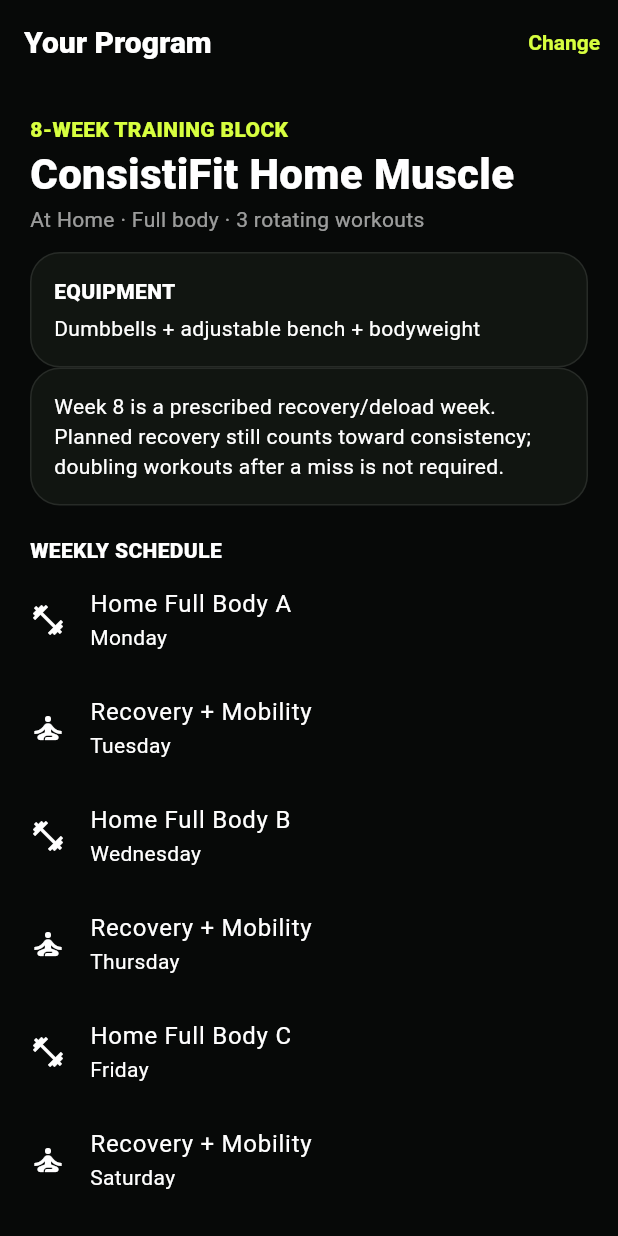
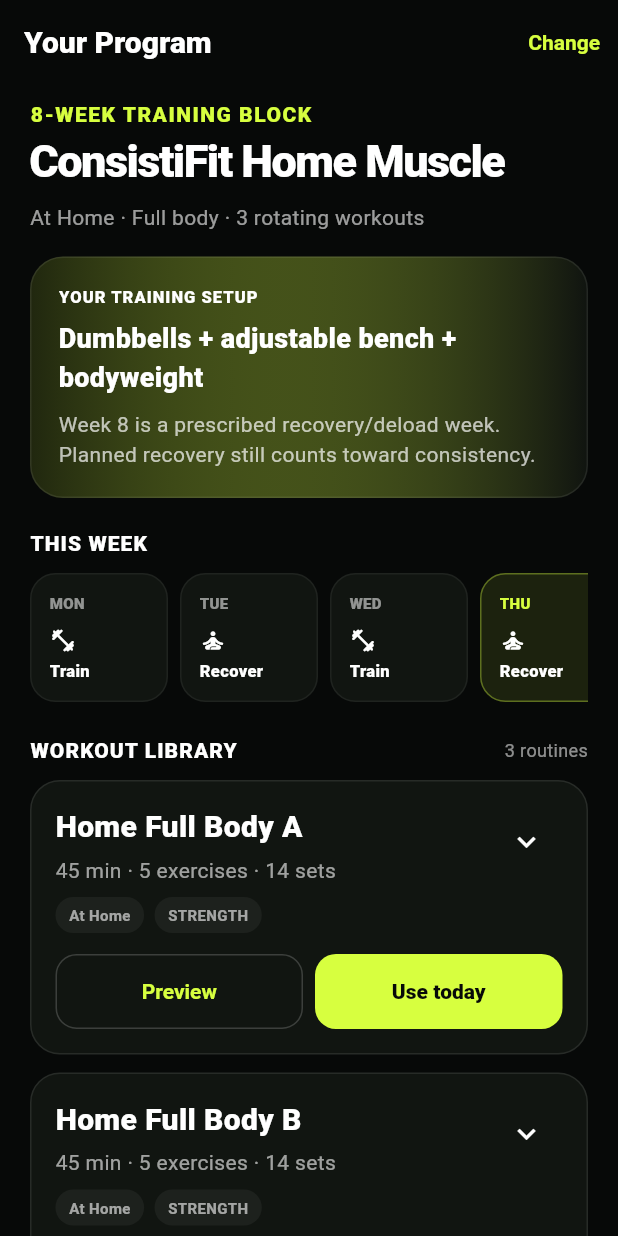
Before and after one commit to Bhrcs/ConsistiFit, a Flutter app: the ProgramsScreen screen opened by its route, on a phone screen of 412 x 824 dp. Run offline on Flutter 3.47's test engine with Material 3 defaults, Android fonts, the phone set to English and light mode, and no system bars; our stand-ins replace flutter_local_notifications, flutter_riverpod, go_router, shared_preferences; missing offline and left inert: health; accounts and stored records are empty.

Commit message:
Redesign native program routines as premium cards

```diff
--- a/flutter_app/lib/features/programs/programs_screen.dart
+++ b/flutter_app/lib/features/programs/programs_screen.dart
@@ -7,6 +7,18 @@ import '../../services/program_generator.dart';
 
 class ProgramsScreen extends StatelessWidget {
   const ProgramsScreen({super.key});
+
+  Future<void> _useToday(BuildContext context, WorkoutTemplate workout) async {
+    try {
+      await LocalStateService().setTodayOverride(workout);
+      if (!context.mounted) return;
+      await context.push('/workout');
+    } catch (_) {
+      if (context.mounted) {
+        ScaffoldMessenger.of(context).showSnackBar(const SnackBar(content: Text('Finish your active workout before changing today.')));
+      }
+    }
+  }
 
   @override
   Widget build(BuildContext context) => Scaffold(
@@ -22,59 +34,69 @@ class ProgramsScreen extends StatelessWidget {
             if (!snapshot.hasData) return const Center(child: CircularProgressIndicator());
             final program = const ProgramGenerator().generate(snapshot.data!);
             return ListView(
-              padding: const EdgeInsets.all(20),
+              padding: const EdgeInsets.fromLTRB(20, 10, 20, 120),
               children: <Widget>[
-                Text('8-WEEK TRAINING BLOCK', style: TextStyle(color: Theme.of(context).colorScheme.primary, fontWeight: FontWeight.w800)),
-                Text(program.name, style: const TextStyle(fontSize: 28, fontWeight: FontWeight.w900)),
+                Text('8-WEEK TRAINING BLOCK', style: TextStyle(color: Theme.of(context).colorScheme.primary, fontWeight: FontWeight.w900, letterSpacing: 1.0)),
+                Text(program.name, style: const TextStyle(fontSize: 30, fontWeight: FontWeight.w900, letterSpacing: -1.0)),
+                const SizedBox(height: 6),
                 Text('${program.environmentLabel} · ${program.split} · ${program.workouts.length} rotating workouts', style: const TextStyle(color: Colors.white60)),
-                const SizedBox(height: 12),
-                Card(
-                  child: Padding(
-                    padding: const EdgeInsets.all(16),
-                    child: Column(
-                      crossAxisAlignment: CrossAxisAlignment.start,
-                      children: <Widget>[
-                        const Text('EQUIPMENT', style: TextStyle(fontWeight: FontWeight.w900)),
-                        const SizedBox(height: 5),
-                        Text(program.equipmentLabel),
-                      ],
-                    ),
+                const SizedBox(height: 16),
+                Container(
+                  padding: const EdgeInsets.all(18),
+                  decoration: BoxDecoration(
+                    borderRadius: BorderRadius.circular(22),
+                    border: Border.all(color: Colors.white.withValues(alpha: .08)),
+                    gradient: LinearGradient(colors: [Theme.of(context).colorScheme.primary.withValues(alpha: .12), const Color(0xFF101410)]),
+                  ),
+                  child: Column(crossAxisAlignment: CrossAxisAlignment.start, children: [
+                    const Text('YOUR TRAINING SETUP', style: TextStyle(fontSize: 11, fontWeight: FontWeight.w900, letterSpacing: .7)),
+                    const SizedBox(height: 7),
+                    Text(program.equipmentLabel, style: const TextStyle(fontSize: 18, fontWeight: FontWeight.w800)),
+                    const SizedBox(height: 8),
+                    Text('Week ${program.deloadWeeks.first} is a prescribed recovery/deload week. Planned recovery still counts toward consistency.', style: const TextStyle(color: Colors.white70)),
+                  ]),
+                ),
+                const SizedBox(height: 20),
+                const Text('THIS WEEK', style: TextStyle(fontWeight: FontWeight.w900, letterSpacing: .7)),
+                const SizedBox(height: 10),
+                SizedBox(
+                  height: 86,
+                  child: ListView.separated(
+                    scrollDirection: Axis.horizontal,
+                    itemCount: program.week.length,
+                    separatorBuilder: (_, _) => const SizedBox(width: 8),
+                    itemBuilder: (context, index) {
+                      final day = program.week[index];
+                      final today = day.weekday == DateTime.now().weekday;
+                      return Container(
+                        width: 92,
+                        padding: const EdgeInsets.all(12),
+                        decoration: BoxDecoration(
+                          color: today ? Theme.of(context).colorScheme.primary.withValues(alpha: .10) : const Color(0xFF111511),
+                          borderRadius: BorderRadius.circular(17),
+                          border: Border.all(color: today ? Theme.of(context).colorScheme.primary.withValues(alpha: .35) : Colors.white.withValues(alpha: .06)),
+                        ),
+                        child: Column(crossAxisAlignment: CrossAxisAlignment.start, children: [
+                          Text(_weekday(day.weekday).substring(0,3).toUpperCase(), style: TextStyle(fontSize: 10, fontWeight: FontWeight.w900, color: today ? Theme.of(context).colorScheme.primary : Colors.white54)),
+                          const Spacer(),
+                          Icon(day.kind == ProgramDayKind.training ? Icons.fitness_center_rounded : Icons.self_improvement_rounded, size: 18),
+                          const SizedBox(height: 3),
+                          Text(day.kind == ProgramDayKind.training ? 'Train' : 'Recover', style: const TextStyle(fontSize: 11, fontWeight: FontWeight.w800)),
+                        ]),
+                      );
+                    },
                   ),
                 ),
-                Card(
-                  child: Padding(
-                    padding: const EdgeInsets.all(16),
-                    child: Text('Week ${program.deloadWeeks.first} is a prescribed recovery/deload week. Planned recovery still counts toward consistency; doubling workouts after a miss is not required.'),
-                  ),
-                ),
-                const SizedBox(height: 20),
-                const Text('WEEKLY SCHEDULE', style: TextStyle(fontWeight: FontWeight.w900)),
-                for (final day in program.week)
-                  ListTile(
-                    contentPadding: EdgeInsets.zero,
-                    leading: Icon(day.kind == ProgramDayKind.training ? Icons.fitness_center : Icons.self_improvement),
-                    title: Text(day.label),
-                    subtitle: Text(_weekday(day.weekday)),
-                  ),
-                const SizedBox(height: 20),
-                const Text('WORKOUTS', style: TextStyle(fontWeight: FontWeight.w900)),
-                for (final workout in program.workouts)
-                  ExpansionTile(
-                    tilePadding: EdgeInsets.zero,
-                    title: Text(workout.name, style: const TextStyle(fontWeight: FontWeight.w800)),
-                    subtitle: Text('${workout.estimatedMinutes} min · ${workout.exercises.length} exercises'),
-                    children: <Widget>[
-                      for (final exercise in workout.exercises)
-                        ListTile(
-                          contentPadding: const EdgeInsets.only(left: 8),
-                          title: Text(exercise.name),
-                          subtitle: Text(exercise.isTimed
-                              ? '${exercise.sets} sets · timed / controlled · ${exercise.restSeconds}s rest'
-                              : '${exercise.sets} × ${exercise.repMin}–${exercise.repMax} · ${exercise.restSeconds}s rest'),
-                        ),
-                    ],
-                  ),
-                const SizedBox(height: 20),
+                const SizedBox(height: 22),
+                Row(children: [
+                  const Expanded(child: Text('WORKOUT LIBRARY', style: TextStyle(fontWeight: FontWeight.w900, letterSpacing: .7))),
+                  Text('${program.workouts.length} routines', style: const TextStyle(color: Colors.white54, fontSize: 12)),
+                ]),
+                const SizedBox(height: 10),
+                for (final workout in program.workouts) ...[
+                  _RoutineCard(workout: workout, equipment: program.environmentLabel, onUseToday: () => _useToday(context, workout)),
+                  const SizedBox(height: 12),
+                ],
                 OutlinedButton.icon(
                   onPressed: () => context.push('/onboarding'),
                   icon: const Icon(Icons.tune),
@@ -88,3 +110,70 @@ class ProgramsScreen extends StatelessWidget {
 
   String _weekday(int weekday) => const <String>['Monday', 'Tuesday', 'Wednesday', 'Thursday', 'Friday', 'Saturday', 'Sunday'][weekday - 1];
 }
+
+class _RoutineCard extends StatefulWidget {
+  const _RoutineCard({required this.workout, required this.equipment, required this.onUseToday});
+  final WorkoutTemplate workout;
+  final String equipment;
+  final VoidCallback onUseToday;
+  @override
+  State<_RoutineCard> createState() => _RoutineCardState();
+}
+
+class _RoutineCardState extends State<_RoutineCard> {
+  bool expanded = false;
+  @override
+  Widget build(BuildContext context) {
+    final totalSets = widget.workout.exercises.fold<int>(0, (sum, exercise) => sum + exercise.sets);
+    return Card(child: Padding(
+      padding: const EdgeInsets.all(17),
+      child: Column(crossAxisAlignment: CrossAxisAlignment.start, children: [
+        Row(crossAxisAlignment: CrossAxisAlignment.start, children: [
+          Expanded(child: Column(crossAxisAlignment: CrossAxisAlignment.start, children: [
+            Text(widget.workout.name, style: const TextStyle(fontSize: 20, fontWeight: FontWeight.w900)),
+            const SizedBox(height: 4),
+            Text('${widget.workout.estimatedMinutes} min · ${widget.workout.exercises.length} exercises · $totalSets sets', style: const TextStyle(color: Colors.white60)),
+          ])),
+          IconButton(onPressed: () => setState(() => expanded = !expanded), tooltip: expanded ? 'Collapse routine' : 'Expand routine', icon: Icon(expanded ? Icons.expand_less : Icons.expand_more)),
+        ]),
+        const SizedBox(height: 8),
+        Wrap(spacing: 7, runSpacing: 7, children: [
+          _Tag(widget.equipment),
+          _Tag(widget.workout.kind.name.toUpperCase()),
+        ]),
+        if (expanded) ...[
+          const SizedBox(height: 14),
+          for (final exercise in widget.workout.exercises)
+            Padding(
+              padding: const EdgeInsets.symmetric(vertical: 6),
+              child: Row(children: [
+                Container(width: 30, height: 30, alignment: Alignment.center, decoration: BoxDecoration(shape: BoxShape.circle, color: Theme.of(context).colorScheme.primary.withValues(alpha: .09)), child: Text('${widget.workout.exercises.indexOf(exercise)+1}', style: TextStyle(color: Theme.of(context).colorScheme.primary, fontWeight: FontWeight.w900))),
+                const SizedBox(width: 10),
+                Expanded(child: Column(crossAxisAlignment: CrossAxisAlignment.start, children: [
+                  Text(exercise.name, style: const TextStyle(fontWeight: FontWeight.w800)),
+                  Text(exercise.isTimed ? '${exercise.sets} timed sets · ${exercise.restSeconds}s rest' : '${exercise.sets} × ${exercise.repMin}–${exercise.repMax} · ${exercise.restSeconds}s rest', style: const TextStyle(color: Colors.white54, fontSize: 12)),
+                ])),
+              ]),
+            ),
+        ],
+        const SizedBox(height: 14),
+        Row(children: [
+          Expanded(child: OutlinedButton(onPressed: () => setState(() => expanded = !expanded), child: Text(expanded ? 'Hide exercises' : 'Preview'))),
+          const SizedBox(width: 8),
+          Expanded(child: FilledButton(onPressed: widget.onUseToday, child: const Text('Use today'))),
+        ]),
+      ]),
+    ));
+  }
+}
+
+class _Tag extends StatelessWidget {
+  const _Tag(this.label);
+  final String label;
+  @override
+  Widget build(BuildContext context) => Container(
+    padding: const EdgeInsets.symmetric(horizontal: 9, vertical: 5),
+    decoration: BoxDecoration(color: Colors.white.withValues(alpha: .05), borderRadius: BorderRadius.circular(99)),
+    child: Text(label, style: const TextStyle(fontSize: 10, color: Colors.white60, fontWeight: FontWeight.w700)),
+  );
+}
```
